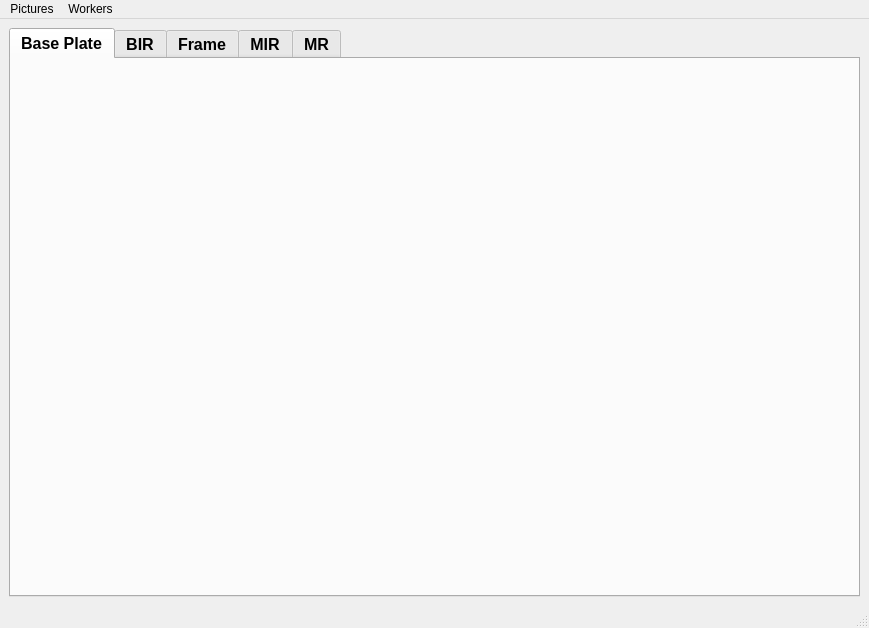
Old version of the form guis/panel/partsprep/partsPrepUI.ui in the repository bamesserly/mu2e-tracker-factory.
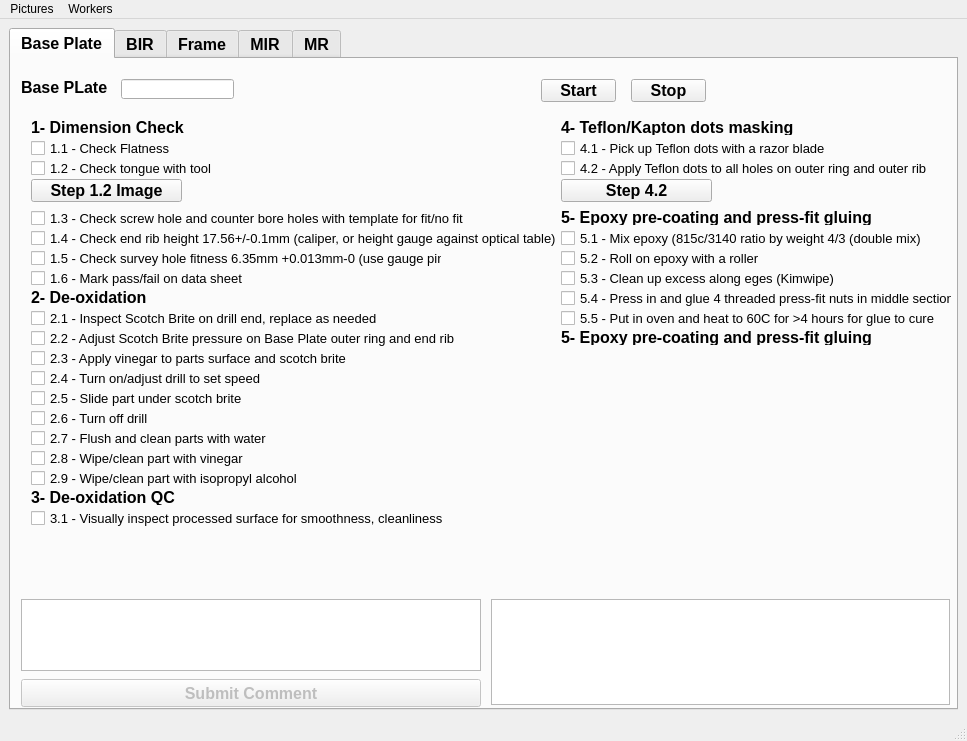
New version of the form. The open tabs and pages were chosen to show the change.

Commit message:
Parts prep gui - with executable (#211)
* Added comment box and flexible ID entry
- If not entered at beginning part ID defaults to the first workers name plus the date
- Also added a comment box, just like the one in pangui

* Accidentally removed UI file
- see title.  whoops.

* Some progress on Base Plate UI, added batch executable
- The .ui ui file has some unfinished business, but not the .py ui file.  Users won't notice any difference
- Added an executable for quick startup

```diff
--- a/guis/panel/partsprep/partsPrepUI.ui
+++ b/guis/panel/partsprep/partsPrepUI.ui
@@ -6,8 +6,8 @@
    <rect>
     <x>0</x>
     <y>0</y>
-    <width>869</width>
-    <height>610</height>
+    <width>967</width>
+    <height>741</height>
    </rect>
   </property>
   <property name="windowTitle">
@@ -31,6 +31,658 @@
        <attribute name="title">
         <string>Base Plate</string>
        </attribute>
+       <widget class="QPushButton" name="bpStartPB">
+        <property name="geometry">
+         <rect>
+          <x>530</x>
+          <y>20</y>
+          <width>75</width>
+          <height>23</height>
+         </rect>
+        </property>
+        <property name="text">
+         <string>Start</string>
+        </property>
+       </widget>
+       <widget class="QPushButton" name="pbStopPB">
+        <property name="geometry">
+         <rect>
+          <x>620</x>
+          <y>20</y>
+          <width>75</width>
+          <height>23</height>
+         </rect>
+        </property>
+        <property name="text">
+         <string>Stop</string>
+        </property>
+       </widget>
+       <widget class="QLineEdit" name="bpLE">
+        <property name="geometry">
+         <rect>
+          <x>110</x>
+          <y>20</y>
+          <width>113</width>
+          <height>20</height>
+         </rect>
+        </property>
+       </widget>
+       <widget class="QLabel" name="label_8">
+        <property name="geometry">
+         <rect>
+          <x>10</x>
+          <y>20</y>
+          <width>101</width>
+          <height>16</height>
+         </rect>
+        </property>
+        <property name="text">
+         <string>Base PLate</string>
+        </property>
+       </widget>
+       <widget class="QCheckBox" name="bp1_1">
+        <property name="geometry">
+         <rect>
+          <x>20</x>
+          <y>80</y>
+          <width>221</width>
+          <height>18</height>
+         </rect>
+        </property>
+        <property name="font">
+         <font>
+          <pointsize>10</pointsize>
+          <weight>50</weight>
+          <bold>false</bold>
+         </font>
+        </property>
+        <property name="text">
+         <string>1.1 - Check Flatness</string>
+        </property>
+       </widget>
+       <widget class="QPushButton" name="bpImage1_2">
+        <property name="geometry">
+         <rect>
+          <x>20</x>
+          <y>120</y>
+          <width>151</width>
+          <height>23</height>
+         </rect>
+        </property>
+        <property name="text">
+         <string>Step 1.2 Image</string>
+        </property>
+       </widget>
+       <widget class="QLabel" name="label_9">
+        <property name="geometry">
+         <rect>
+          <x>20</x>
+          <y>60</y>
+          <width>181</width>
+          <height>16</height>
+         </rect>
+        </property>
+        <property name="text">
+         <string>1- Dimension Check</string>
+        </property>
+       </widget>
+       <widget class="QCheckBox" name="bp1_2">
+        <property name="geometry">
+         <rect>
+          <x>20</x>
+          <y>100</y>
+          <width>231</width>
+          <height>18</height>
+         </rect>
+        </property>
+        <property name="font">
+         <font>
+          <pointsize>10</pointsize>
+          <weight>50</weight>
+          <bold>false</bold>
+         </font>
+        </property>
+        <property name="text">
+         <string>1.2 - Check tongue with tool</string>
+        </property>
+       </widget>
+       <widget class="QCheckBox" name="bp1_3">
+        <property name="geometry">
+         <rect>
+          <x>20</x>
+          <y>150</y>
+          <width>471</width>
+          <height>18</height>
+         </rect>
+        </property>
+        <property name="font">
+         <font>
+          <pointsize>10</pointsize>
+          <weight>50</weight>
+          <bold>false</bold>
+         </font>
+        </property>
+        <property name="text">
+         <string>1.3 - Check screw hole and counter bore holes with template for fit/no fit</string>
+        </property>
+       </widget>
+       <widget class="QCheckBox" name="bp1_4">
+        <property name="geometry">
+         <rect>
+          <x>20</x>
+          <y>170</y>
+          <width>531</width>
+          <height>18</height>
+         </rect>
+        </property>
+        <property name="font">
+         <font>
+          <pointsize>10</pointsize>
+          <weight>50</weight>
+          <bold>false</bold>
+         </font>
+        </property>
+        <property name="text">
+         <string>1.4 - Check end rib height 17.56+/-0.1mm (caliper, or height gauge against optical table)</string>
+        </property>
+       </widget>
+       <widget class="QCheckBox" name="bp1_5">
+        <property name="geometry">
+         <rect>
+          <x>20</x>
+          <y>190</y>
+          <width>411</width>
+          <height>18</height>
+         </rect>
+        </property>
+        <property name="font">
+         <font>
+          <pointsize>10</pointsize>
+          <weight>50</weight>
+          <bold>false</bold>
+         </font>
+        </property>
+        <property name="text">
+         <string>1.5 - Check survey hole fitness 6.35mm +0.013mm-0 (use gauge pin)</string>
+        </property>
+       </widget>
+       <widget class="QCheckBox" name="bp1_6">
+        <property name="geometry">
+         <rect>
+          <x>20</x>
+          <y>210</y>
+          <width>291</width>
+          <height>18</height>
+         </rect>
+        </property>
+        <property name="font">
+         <font>
+          <pointsize>10</pointsize>
+          <weight>50</weight>
+          <bold>false</bold>
+         </font>
+        </property>
+        <property name="text">
+         <string>1.6 - Mark pass/fail on data sheet</string>
+        </property>
+       </widget>
+       <widget class="QLabel" name="label_10">
+        <property name="geometry">
+         <rect>
+          <x>20</x>
+          <y>230</y>
+          <width>181</width>
+          <height>16</height>
+         </rect>
+        </property>
+        <property name="text">
+         <string>2- De-oxidation</string>
+        </property>
+       </widget>
+       <widget class="QCheckBox" name="bp2_1">
+        <property name="geometry">
+         <rect>
+          <x>20</x>
+          <y>250</y>
+          <width>351</width>
+          <height>18</height>
+         </rect>
+        </property>
+        <property name="font">
+         <font>
+          <pointsize>10</pointsize>
+          <weight>50</weight>
+          <bold>false</bold>
+         </font>
+        </property>
+        <property name="text">
+         <string>2.1 - Inspect Scotch Brite on drill end, replace as needed</string>
+        </property>
+       </widget>
+       <widget class="QCheckBox" name="bp2_2">
+        <property name="geometry">
+         <rect>
+          <x>20</x>
+          <y>270</y>
+          <width>461</width>
+          <height>18</height>
+         </rect>
+        </property>
+        <property name="font">
+         <font>
+          <pointsize>10</pointsize>
+          <weight>50</weight>
+          <bold>false</bold>
+         </font>
+        </property>
+        <property name="text">
+         <string>2.2 - Adjust Scotch Brite pressure on Base Plate outer ring and end rib</string>
+        </property>
+       </widget>
+       <widget class="QCheckBox" name="bp2_3">
+        <property name="geometry">
+         <rect>
+          <x>20</x>
+          <y>290</y>
+          <width>351</width>
+          <height>18</height>
+         </rect>
+        </property>
+        <property name="font">
+         <font>
+          <pointsize>10</pointsize>
+          <weight>50</weight>
+          <bold>false</bold>
+         </font>
+        </property>
+        <property name="text">
+         <string>2.3 - Apply vinegar to parts surface and scotch brite</string>
+        </property>
+       </widget>
+       <widget class="QCheckBox" name="bp2_4">
+        <property name="geometry">
+         <rect>
+          <x>20</x>
+          <y>310</y>
+          <width>351</width>
+          <height>18</height>
+         </rect>
+        </property>
+        <property name="font">
+         <font>
+          <pointsize>10</pointsize>
+          <weight>50</weight>
+          <bold>false</bold>
+         </font>
+        </property>
+        <property name="text">
+         <string>2.4 - Turn on/adjust drill to set speed</string>
+        </property>
+       </widget>
+       <widget class="QCheckBox" name="bp2_5">
+        <property name="geometry">
+         <rect>
+          <x>20</x>
+          <y>330</y>
+          <width>351</width>
+          <height>18</height>
+         </rect>
+        </property>
+        <property name="font">
+         <font>
+          <pointsize>10</pointsize>
+          <weight>50</weight>
+          <bold>false</bold>
+         </font>
+        </property>
+        <property name="text">
+         <string>2.5 - Slide part under scotch brite</string>
+        </property>
+       </widget>
+       <widget class="QCheckBox" name="bp2_6">
+        <property name="geometry">
+         <rect>
+          <x>20</x>
+          <y>350</y>
+          <width>351</width>
+          <height>18</height>
+         </rect>
+        </property>
+        <property name="font">
+         <font>
+          <pointsize>10</pointsize>
+          <weight>50</weight>
+          <bold>false</bold>
+         </font>
+        </property>
+        <property name="text">
+         <string>2.6 - Turn off drill</string>
+        </property>
+       </widget>
+       <widget class="QCheckBox" name="bp2_7">
+        <property name="geometry">
+         <rect>
+          <x>20</x>
+          <y>370</y>
+          <width>351</width>
+          <height>18</height>
+         </rect>
+        </property>
+        <property name="font">
+         <font>
+          <pointsize>10</pointsize>
+          <weight>50</weight>
+          <bold>false</bold>
+         </font>
+        </property>
+        <property name="text">
+         <string>2.7 - Flush and clean parts with water</string>
+        </property>
+       </widget>
+       <widget class="QCheckBox" name="bp2_8">
+        <property name="geometry">
+         <rect>
+          <x>20</x>
+          <y>390</y>
+          <width>351</width>
+          <height>18</height>
+         </rect>
+        </property>
+        <property name="font">
+         <font>
+          <pointsize>10</pointsize>
+          <weight>50</weight>
+          <bold>false</bold>
+         </font>
+        </property>
+        <property name="text">
+         <string>2.8 - Wipe/clean part with vinegar</string>
+        </property>
+       </widget>
+       <widget class="QCheckBox" name="bp2_9">
+        <property name="geometry">
+         <rect>
+          <x>20</x>
+          <y>410</y>
+          <width>351</width>
+          <height>18</height>
+         </rect>
+        </property>
+        <property name="font">
+         <font>
+          <pointsize>10</pointsize>
+          <weight>50</weight>
+          <bold>false</bold>
+         </font>
+        </property>
+        <property name="text">
+         <string>2.9 - Wipe/clean part with isopropyl alcohol</string>
+        </property>
+       </widget>
+       <widget class="QCheckBox" name="bp3_1">
+        <property name="geometry">
+         <rect>
+          <x>20</x>
+          <y>450</y>
+          <width>421</width>
+          <height>18</height>
+         </rect>
+        </property>
+        <property name="font">
+         <font>
+          <pointsize>10</pointsize>
+          <weight>50</weight>
+          <bold>false</bold>
+         </font>
+        </property>
+        <property name="text">
+         <string>3.1 - Visually inspect processed surface for smoothness, cleanliness</string>
+        </property>
+       </widget>
+       <widget class="QLabel" name="label_21">
+        <property name="geometry">
+         <rect>
+          <x>20</x>
+          <y>430</y>
+          <width>181</width>
+          <height>16</height>
+         </rect>
+        </property>
+        <property name="text">
+         <string>3- De-oxidation QC</string>
+        </property>
+       </widget>
+       <widget class="QTextEdit" name="bpComEntryTE">
+        <property name="geometry">
+         <rect>
+          <x>10</x>
+          <y>540</y>
+          <width>460</width>
+          <height>72</height>
+         </rect>
+        </property>
+       </widget>
+       <widget class="QPushButton" name="bpComEntryPB">
+        <property name="enabled">
+         <bool>false</bool>
+        </property>
+        <property name="geometry">
+         <rect>
+          <x>10</x>
+          <y>620</y>
+          <width>460</width>
+          <height>28</height>
+         </rect>
+        </property>
+        <property name="text">
+         <string>Submit Comment</string>
+        </property>
+       </widget>
+       <widget class="QTextEdit" name="bpComDisplayTE">
+        <property name="geometry">
+         <rect>
+          <x>480</x>
+          <y>540</y>
+          <width>459</width>
+          <height>106</height>
+         </rect>
+        </property>
+        <property name="readOnly">
+         <bool>true</bool>
+        </property>
+       </widget>
+       <widget class="QLabel" name="label_22">
+        <property name="geometry">
+         <rect>
+          <x>550</x>
+          <y>60</y>
+          <width>321</width>
+          <height>16</height>
+         </rect>
+        </property>
+        <property name="text">
+         <string>4- Teflon/Kapton dots masking</string>
+        </property>
+       </widget>
+       <widget class="QCheckBox" name="bp4_1">
+        <property name="geometry">
+         <rect>
+          <x>550</x>
+          <y>80</y>
+          <width>391</width>
+          <height>18</height>
+         </rect>
+        </property>
+        <property name="font">
+         <font>
+          <pointsize>10</pointsize>
+          <weight>50</weight>
+          <bold>false</bold>
+         </font>
+        </property>
+        <property name="text">
+         <string>4.1 - Pick up Teflon dots with a razor blade</string>
+        </property>
+       </widget>
+       <widget class="QCheckBox" name="bp4_2">
+        <property name="geometry">
+         <rect>
+          <x>550</x>
+          <y>100</y>
+          <width>391</width>
+          <height>18</height>
+         </rect>
+        </property>
+        <property name="font">
+         <font>
+          <pointsize>10</pointsize>
+          <weight>50</weight>
+          <bold>false</bold>
+         </font>
+        </property>
+        <property name="text">
+         <string>4.2 - Apply Teflon dots to all holes on outer ring and outer rib</string>
+        </property>
+       </widget>
+       <widget class="QPushButton" name="bpImage1_4">
+        <property name="geometry">
+         <rect>
+          <x>550</x>
+          <y>120</y>
+          <width>151</width>
+          <height>23</height>
+         </rect>
+        </property>
+        <property name="text">
+         <string>Step 4.2</string>
+        </property>
+       </widget>
+       <widget class="QLabel" name="label_23">
+        <property name="geometry">
+         <rect>
+          <x>550</x>
+          <y>150</y>
+          <width>371</width>
+          <height>16</height>
+         </rect>
+        </property>
+        <property name="text">
+         <string>5- Epoxy pre-coating and press-fit gluing</string>
+        </property>
+       </widget>
+       <widget class="QCheckBox" name="bp5_1">
+        <property name="geometry">
+         <rect>
+          <x>550</x>
+          <y>170</y>
+          <width>391</width>
+          <height>18</height>
+         </rect>
+        </property>
+        <property name="font">
+         <font>
+          <pointsize>10</pointsize>
+          <weight>50</weight>
+          <bold>false</bold>
+         </font>
+        </property>
+        <property name="text">
+         <string>5.1 - Mix epoxy (815c/3140 ratio by weight 4/3 (double mix)</string>
+        </property>
+       </widget>
+       <widget class="QCheckBox" name="bp5_2">
+        <property name="geometry">
+         <rect>
+          <x>550</x>
+          <y>190</y>
+          <width>391</width>
+          <height>18</height>
+         </rect>
+        </property>
+        <property name="font">
+         <font>
+          <pointsize>10</pointsize>
+          <weight>50</weight>
+          <bold>false</bold>
+         </font>
+        </property>
+        <property name="text">
+         <string>5.2 - Roll on epoxy with a roller</string>
+        </property>
+       </widget>
+       <widget class="QCheckBox" name="bp5_3">
+        <property name="geometry">
+         <rect>
+          <x>550</x>
+          <y>210</y>
+          <width>391</width>
+          <height>18</height>
+         </rect>
+        </property>
+        <property name="font">
+         <font>
+          <pointsize>10</pointsize>
+          <weight>50</weight>
+          <bold>false</bold>
+         </font>
+        </property>
+        <property name="text">
+         <string>5.3 - Clean up excess along eges (Kimwipe)</string>
+        </property>
+       </widget>
+       <widget class="QCheckBox" name="bp5_4">
+        <property name="geometry">
+         <rect>
+          <x>550</x>
+          <y>230</y>
+          <width>391</width>
+          <height>18</height>
+         </rect>
+        </property>
+        <property name="font">
+         <font>
+          <pointsize>10</pointsize>
+          <weight>50</weight>
+          <bold>false</bold>
+         </font>
+        </property>
+        <property name="text">
+         <string>5.4 - Press in and glue 4 threaded press-fit nuts in middle section</string>
+        </property>
+       </widget>
+       <widget class="QCheckBox" name="bp5_5">
+        <property name="geometry">
+         <rect>
+          <x>550</x>
+          <y>250</y>
+          <width>391</width>
+          <height>18</height>
+         </rect>
+        </property>
+        <property name="font">
+         <font>
+          <pointsize>10</pointsize>
+          <weight>50</weight>
+          <bold>false</bold>
+         </font>
+        </property>
+        <property name="text">
+         <string>5.5 - Put in oven and heat to 60C for &gt;4 hours for glue to cure</string>
+        </property>
+       </widget>
+       <widget class="QLabel" name="label_24">
+        <property name="geometry">
+         <rect>
+          <x>550</x>
+          <y>270</y>
+          <width>371</width>
+          <height>16</height>
+         </rect>
+        </property>
+        <property name="text">
+         <string>5- Epoxy pre-coating and press-fit gluing</string>
+        </property>
+       </widget>
       </widget>
       <widget class="QWidget" name="bir">
        <attribute name="title">
@@ -705,7 +1357,7 @@
     <rect>
      <x>0</x>
      <y>0</y>
-     <width>869</width>
+     <width>967</width>
      <height>22</height>
     </rect>
    </property>
```
Left out of the diff: 606 changed lines with no effect on the pictures. The commit also changes 3 other files.
